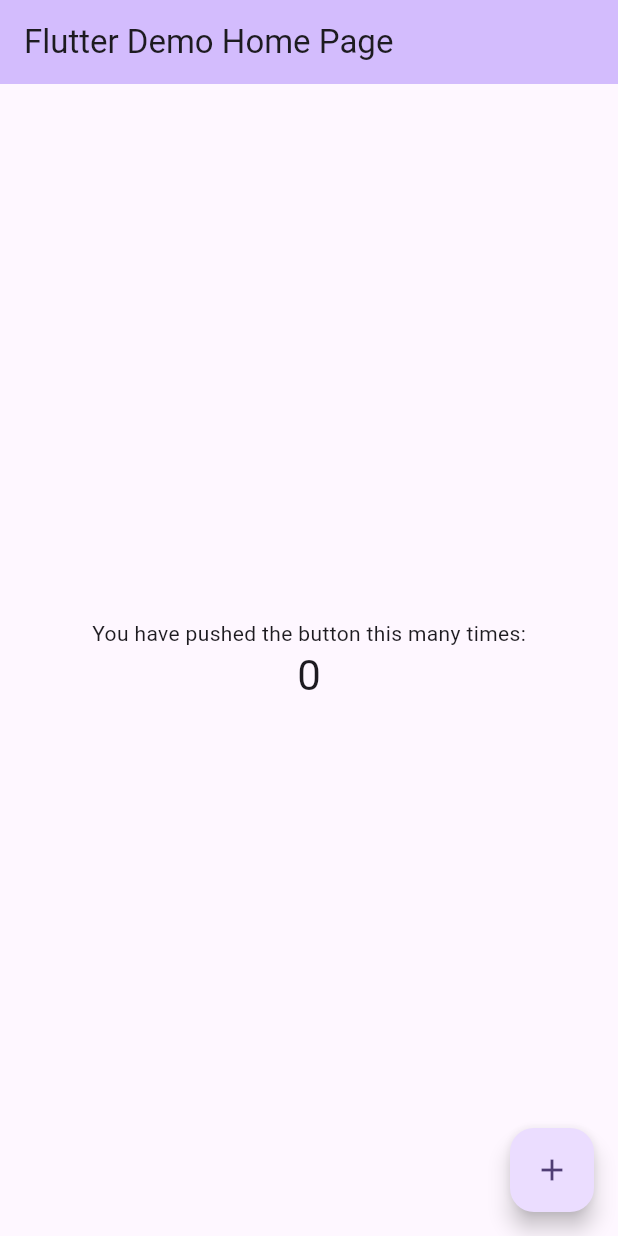
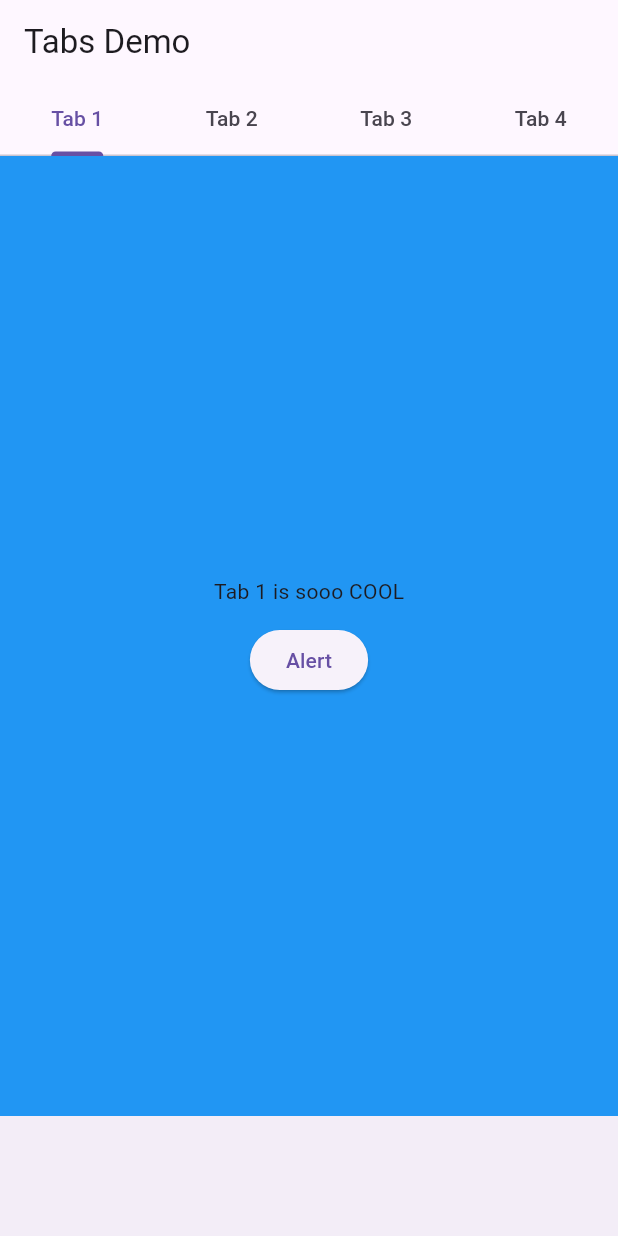
Before and after one commit to JashThakkar/seven_day_weather, a Flutter app: the screen it shows after launch, on a phone screen of 412 x 824 dp. Run offline on Flutter 3.47's test engine with Material 3 defaults, Android fonts, the phone set to English and light mode, and no system bars.

Commit message:
Tabs app was pasted into the main file

```diff
--- a/lib/main.dart
+++ b/lib/main.dart
@@ -1,125 +1,179 @@
 import 'package:flutter/material.dart';
 
 void main() {
-  runApp(const MyApp());
+  runApp(MyApp());
 }
 
 class MyApp extends StatelessWidget {
-  const MyApp({super.key});
-
-  // This widget is the root of your application.
   @override
   Widget build(BuildContext context) {
     return MaterialApp(
-      title: 'Flutter Demo',
-      theme: ThemeData(
-        // This is the theme of your application.
-        //fasdfasd
-        // TRY THIS: Try running your application with "flutter run". You'll see
-        // the application has a purple toolbar. Then, without quitting the app,
-        // try changing the seedColor in the colorScheme below to Colors.green
-        // and then invoke "hot reload" (save your changes or press the "hot
-        // reload" button in a Flutter-supported IDE, or press "r" if you used
-        // the command line to start the app).
-        //
-        // Notice that the counter didn't reset back to zero; the application
-        // state is not lost during the reload. To reset the state, use hot
-        // restart instead.
-        //
-        // This works for code too, not just values: Most code changes can be
-        // tested with just a hot reload.
-        colorScheme: ColorScheme.fromSeed(seedColor: Colors.deepPurple),
-        useMaterial3: true,
+      home: DefaultTabController(
+        length: 4,
+        child: _TabsNonScrollableDemo(),
       ),
-      home: const MyHomePage(title: 'Flutter Demo Home Page'),
     );
   }
 }
 
-class MyHomePage extends StatefulWidget {
-  const MyHomePage({super.key, required this.title});
+class _TabsNonScrollableDemo extends StatefulWidget {
+  @override
+  __TabsNonScrollableDemoState createState() => __TabsNonScrollableDemoState();
+}
 
-  // This widget is the home page of your application. It is stateful, meaning
-  // that it has a State object (defined below) that contains fields that affect
-  // how it looks.
+class __TabsNonScrollableDemoState extends State<_TabsNonScrollableDemo>
+    with SingleTickerProviderStateMixin, RestorationMixin {
+  late TabController _tabController;
 
-  // This class is the configuration for the state. It holds the values (in this
-  // case the title) provided by the parent (in this case the App widget) and
-  // used by the build method of the State. Fields in a Widget subclass are
-  // always marked "final".
-
-  final String title;
+  final RestorableInt tabIndex = RestorableInt(0);
 
   @override
-  State<MyHomePage> createState() => _MyHomePageState();
+  String get restorationId => 'tab_non_scrollable_demo';
+
+  @override
+  void restoreState(RestorationBucket? oldBucket, bool initialRestore) {
+    registerForRestoration(tabIndex, 'tab_index');
+    _tabController.index = tabIndex.value;
   }
 
-class _MyHomePageState extends State<MyHomePage> {
-  int _counter = 0;
-
-  void _incrementCounter() {
+  @override
+  void initState() {
+    super.initState();
+    _tabController = TabController(
+      initialIndex: 0,
+      length: 4,
+      vsync: this,
+    );
+    _tabController.addListener(() {
       setState(() {
-      // This call to setState tells the Flutter framework that something has
-      // changed in this State, which causes it to rerun the build method below
-      // so that the display can reflect the updated values. If we changed
-      // _counter without calling setState(), then the build method would not be
-      // called again, and so nothing would appear to happen.
-      _counter++;
+        tabIndex.value = _tabController.index;
+      });
     });
   }
 
   @override
+  void dispose() {
+    _tabController.dispose();
+    tabIndex.dispose();
+    super.dispose();
+  }
+
+  @override
   Widget build(BuildContext context) {
-    // This method is rerun every time setState is called, for instance as done
-    // by the _incrementCounter method above.
-    //
-    // The Flutter framework has been optimized to make rerunning build methods
-    // fast, so that you can just rebuild anything that needs updating rather
-    // than having to individually change instances of widgets.
+    final tabs = ['Tab 1', 'Tab 2', 'Tab 3', "Tab 4"];
+    final colorsForTabs = [ const Color.fromRGBO(33, 150, 243, 1),  Colors.red,  Colors.deepPurpleAccent,  Colors.greenAccent];
+
     return Scaffold(
       appBar: AppBar(
-        // TRY THIS: Try changing the color here to a specific color (to
-        // Colors.amber, perhaps?) and trigger a hot reload to see the AppBar
-        // change color while the other colors stay the same.
-        backgroundColor: Theme.of(context).colorScheme.inversePrimary,
-        // Here we take the value from the MyHomePage object that was created by
-        // the App.build method, and use it to set our appbar title.
-        title: Text(widget.title),
+        automaticallyImplyLeading: false,
+        title: Text(
+          'Tabs Demo',
         ),
-      body: Center(
-        // Center is a layout widget. It takes a single child and positions it
-        // in the middle of the parent.
+        bottom: TabBar(
+          controller: _tabController,
+          isScrollable: false,
+          tabs: [
+            for (final tab in tabs) Tab(text: tab),
+          ],
+        ),
+      ),
+      body: TabBarView(
+          controller: _tabController,
+          children: [
+          Container(
+            color: colorsForTabs[0],
+            child: Center(
               child: Column(
-          // Column is also a layout widget. It takes a list of children and
-          // arranges them vertically. By default, it sizes itself to fit its
-          // children horizontally, and tries to be as tall as its parent.
-          //
-          // Column has various properties to control how it sizes itself and
-          // how it positions its children. Here we use mainAxisAlignment to
-          // center the children vertically; the main axis here is the vertical
-          // axis because Columns are vertical (the cross axis would be
-          // horizontal).
-          //
-          // TRY THIS: Invoke "debug painting" (choose the "Toggle Debug Paint"
-          // action in the IDE, or press "p" in the console), to see the
-          // wireframe for each widget.
-          mainAxisAlignment: MainAxisAlignment.center,
-          children: <Widget>[
+                mainAxisSize: MainAxisSize.min,
+                children: [
                   const Text(
-              'You have pushed the button this many times:',
+                    'Tab 1 is sooo COOL',
                   ),
-            Text(
-              '$_counter',
-              style: Theme.of(context).textTheme.headlineMedium,
+                  const SizedBox(height: 12),
+                  ElevatedButton(
+                    onPressed: () {
+                      showDialog(
+                        context: context,
+                        builder: (_) => AlertDialog(
+                          title: const Text('My Alert'),
+                          content: const Text('I am alerting you'),
+                          actions: [
+                            TextButton(
+                              onPressed: () => Navigator.of(context).pop(),
+                              child: const Text('OK'),
+                            ),
+                          ],
+                        ),
+                      );
+                    },
+                    child: const Text('Alert'),
                   ),
                 ],
               ),
             ),
-      floatingActionButton: FloatingActionButton(
-        onPressed: _incrementCounter,
-        tooltip: 'Increment',
-        child: const Icon(Icons.add),
-      ), // This trailing comma makes auto-formatting nicer for build methods.
+          ),
+          Container(
+            color: colorsForTabs[1],
+            child: Center(
+              child: Padding(
+                padding: const EdgeInsets.all(16.0),
+                child: Column(
+                  mainAxisSize: MainAxisSize.min,
+                  children: [
+                    TextField(
+                      decoration: const InputDecoration(
+                        labelText: 'Text input',
+                        filled: true,
+                        fillColor: Colors.white,
+                      ),
+                    ),
+                    const SizedBox(height: 12),
+                    Center(
+                      // my image won't show at all I looked up what the reason maybe and I kept seeing that
+                      // the image probably isn't cashed and the link is probably not cashed so I tried to
+                      // use the link in the browser but it kept giving me errors, I tried changing the link
+                      // and using other images but nothing is working.
+                      child: Image.network('https://upload.wikimedia.org/wikipedia/commons/e/e4/San_Diego_Comic-Con_2024_Masquerade_-_Cosplay_of_Batman_3.jpg',
+                        width: 150,
+                        height: 150,
+                      ),
+                    ),
+                  ],
+                ),
+              ),
+            ),
+          ),
+          Container(
+            color: colorsForTabs[2],
+            child: Center(
+              child: ElevatedButton(
+                onPressed: () {
+                  ScaffoldMessenger.of(context).showSnackBar(
+                    SnackBar(
+                      content: Text('Button pressed in ${tabs[2]} tab!'),
+                    ),
+                  );
+                },
+                child: const Text('Click me'),
+              ),
+            ),
+          ),
+          Container(
+            color: colorsForTabs[3],
+            child: ListView(
+              children: const [
+                Card(
+                  child: ListTile(title: Text('Item 1')),
+                ),
+                Card(
+                  child: ListTile(title: Text('Item 2')),
+                ),
+              ],
+            ),
+          ),
+        ],
+    ),
+    bottomNavigationBar: BottomAppBar(),
     );
   }
 }
```
Lines whose indentation alone changed are shown as unchanged.
